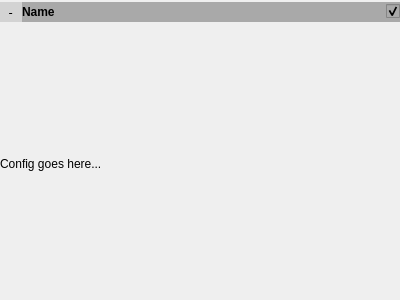
ros2-gbp/mapviz-release, file mapviz/ui/configitem.ui: the form before one commit.
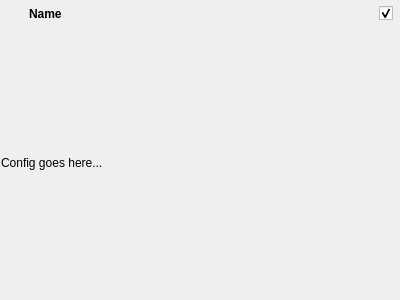
The form after the commit. Custom widgets are drawn as their Qt base class.

The edit to the form file:
```diff
--- a/mapviz/ui/configitem.ui
+++ b/mapviz/ui/configitem.ui
@@ -20,17 +20,20 @@
    <string>Form</string>
   </property>
   <layout class="QVBoxLayout" name="verticalLayout">
+   <property name="spacing">
+    <number>0</number>
+   </property>
    <property name="leftMargin">
-    <number>0</number>
+    <number>1</number>
    </property>
    <property name="topMargin">
-    <number>2</number>
+    <number>1</number>
    </property>
    <property name="rightMargin">
-    <number>0</number>
+    <number>1</number>
    </property>
    <property name="bottomMargin">
-    <number>0</number>
+    <number>1</number>
    </property>
    <item>
     <widget class="mapviz::DoubleClickWidget" name="header" native="true">
@@ -40,574 +43,44 @@
        <verstretch>0</verstretch>
       </sizepolicy>
      </property>
-     <property name="palette">
-      <palette>
-       <active>
-        <colorrole role="WindowText">
-         <brush brushstyle="SolidPattern">
-          <color alpha="255">
-           <red>0</red>
-           <green>0</green>
-           <blue>0</blue>
-          </color>
-         </brush>
-        </colorrole>
-        <colorrole role="Button">
-         <brush brushstyle="SolidPattern">
-          <color alpha="255">
-           <red>169</red>
-           <green>169</green>
-           <blue>169</blue>
-          </color>
-         </brush>
-        </colorrole>
-        <colorrole role="Light">
-         <brush brushstyle="SolidPattern">
-          <color alpha="255">
-           <red>234</red>
-           <green>230</green>
-           <blue>222</blue>
-          </color>
-         </brush>
-        </colorrole>
-        <colorrole role="Midlight">
-         <brush brushstyle="SolidPattern">
-          <color alpha="255">
-           <red>195</red>
-           <green>191</green>
-           <blue>185</blue>
-          </color>
-         </brush>
-        </colorrole>
-        <colorrole role="Dark">
-         <brush brushstyle="SolidPattern">
-          <color alpha="255">
-           <red>78</red>
-           <green>76</green>
-           <blue>74</blue>
-          </color>
-         </brush>
-        </colorrole>
-        <colorrole role="Mid">
-         <brush brushstyle="SolidPattern">
-          <color alpha="255">
-           <red>104</red>
-           <green>102</green>
-           <blue>99</blue>
-          </color>
-         </brush>
-        </colorrole>
-        <colorrole role="Text">
-         <brush brushstyle="SolidPattern">
-          <color alpha="255">
-           <red>0</red>
-           <green>0</green>
-           <blue>0</blue>
-          </color>
-         </brush>
-        </colorrole>
-        <colorrole role="BrightText">
-         <brush brushstyle="SolidPattern">
-          <color alpha="255">
-           <red>255</red>
-           <green>255</green>
-           <blue>255</blue>
-          </color>
-         </brush>
-        </colorrole>
-        <colorrole role="ButtonText">
-         <brush brushstyle="SolidPattern">
-          <color alpha="255">
-           <red>0</red>
-           <green>0</green>
-           <blue>0</blue>
-          </color>
-         </brush>
-        </colorrole>
-        <colorrole role="Base">
-         <brush brushstyle="SolidPattern">
-          <color alpha="255">
-           <red>169</red>
-           <green>169</green>
-           <blue>169</blue>
-          </color>
-         </brush>
-        </colorrole>
-        <colorrole role="Window">
-         <brush brushstyle="SolidPattern">
-          <color alpha="255">
-           <red>169</red>
-           <green>169</green>
-           <blue>169</blue>
-          </color>
-         </brush>
-        </colorrole>
-        <colorrole role="Shadow">
-         <brush brushstyle="SolidPattern">
-          <color alpha="255">
-           <red>0</red>
-           <green>0</green>
-           <blue>0</blue>
-          </color>
-         </brush>
-        </colorrole>
-        <colorrole role="AlternateBase">
-         <brush brushstyle="SolidPattern">
-          <color alpha="255">
-           <red>205</red>
-           <green>204</green>
-           <blue>201</blue>
-          </color>
-         </brush>
-        </colorrole>
-        <colorrole role="ToolTipBase">
-         <brush brushstyle="SolidPattern">
-          <color alpha="255">
-           <red>255</red>
-           <green>255</green>
-           <blue>220</blue>
-          </color>
-         </brush>
-        </colorrole>
-        <colorrole role="ToolTipText">
-         <brush brushstyle="SolidPattern">
-          <color alpha="255">
-           <red>0</red>
-           <green>0</green>
-           <blue>0</blue>
-          </color>
-         </brush>
-        </colorrole>
-       </active>
-       <inactive>
-        <colorrole role="WindowText">
-         <brush brushstyle="SolidPattern">
-          <color alpha="255">
-           <red>0</red>
-           <green>0</green>
-           <blue>0</blue>
-          </color>
-         </brush>
-        </colorrole>
-        <colorrole role="Button">
-         <brush brushstyle="SolidPattern">
-          <color alpha="255">
-           <red>169</red>
-           <green>169</green>
-           <blue>169</blue>
-          </color>
-         </brush>
-        </colorrole>
-        <colorrole role="Light">
-         <brush brushstyle="SolidPattern">
-          <color alpha="255">
-           <red>234</red>
-           <green>230</green>
-           <blue>222</blue>
-          </color>
-         </brush>
-        </colorrole>
-        <colorrole role="Midlight">
-         <brush brushstyle="SolidPattern">
-          <color alpha="255">
-           <red>195</red>
-           <green>191</green>
-           <blue>185</blue>
-          </color>
-         </brush>
-        </colorrole>
-        <colorrole role="Dark">
-         <brush brushstyle="SolidPattern">
-          <color alpha="255">
-           <red>78</red>
-           <green>76</green>
-           <blue>74</blue>
-          </color>
-         </brush>
-        </colorrole>
-        <colorrole role="Mid">
-         <brush brushstyle="SolidPattern">
-          <color alpha="255">
-           <red>104</red>
-           <green>102</green>
-           <blue>99</blue>
-          </color>
-         </brush>
-        </colorrole>
-        <colorrole role="Text">
-         <brush brushstyle="SolidPattern">
-          <color alpha="255">
-           <red>0</red>
-           <green>0</green>
-           <blue>0</blue>
-          </color>
-         </brush>
-        </colorrole>
-        <colorrole role="BrightText">
-         <brush brushstyle="SolidPattern">
-          <color alpha="255">
-           <red>255</red>
-           <green>255</green>
-           <blue>255</blue>
-          </color>
-         </brush>
-        </colorrole>
-        <colorrole role="ButtonText">
-         <brush brushstyle="SolidPattern">
-          <color alpha="255">
-           <red>0</red>
-           <green>0</green>
-           <blue>0</blue>
-          </color>
-         </brush>
-        </colorrole>
-        <colorrole role="Base">
-         <brush brushstyle="SolidPattern">
-          <color alpha="255">
-           <red>169</red>
-           <green>169</green>
-           <blue>169</blue>
-          </color>
-         </brush>
-        </colorrole>
-        <colorrole role="Window">
-         <brush brushstyle="SolidPattern">
-          <color alpha="255">
-           <red>169</red>
-           <green>169</green>
-           <blue>169</blue>
-          </color>
-         </brush>
-        </colorrole>
-        <colorrole role="Shadow">
-         <brush brushstyle="SolidPattern">
-          <color alpha="255">
-           <red>0</red>
-           <green>0</green>
-           <blue>0</blue>
-          </color>
-         </brush>
-        </colorrole>
-        <colorrole role="AlternateBase">
-         <brush brushstyle="SolidPattern">
-          <color alpha="255">
-           <red>205</red>
-           <green>204</green>
-           <blue>201</blue>
-          </color>
-         </brush>
-        </colorrole>
-        <colorrole role="ToolTipBase">
-         <brush brushstyle="SolidPattern">
-          <color alpha="255">
-           <red>255</red>
-           <green>255</green>
-           <blue>220</blue>
-          </color>
-         </brush>
-        </colorrole>
-        <colorrole role="ToolTipText">
-         <brush brushstyle="SolidPattern">
-          <color alpha="255">
-           <red>0</red>
-           <green>0</green>
-           <blue>0</blue>
-          </color>
-         </brush>
-        </colorrole>
-       </inactive>
-       <disabled>
-        <colorrole role="WindowText">
-         <brush brushstyle="SolidPattern">
-          <color alpha="255">
-           <red>78</red>
-           <green>76</green>
-           <blue>74</blue>
-          </color>
-         </brush>
-        </colorrole>
-        <colorrole role="Button">
-         <brush brushstyle="SolidPattern">
-          <color alpha="255">
-           <red>169</red>
-           <green>169</green>
-           <blue>169</blue>
-          </color>
-         </brush>
-        </colorrole>
-        <colorrole role="Light">
-         <brush brushstyle="SolidPattern">
-          <color alpha="255">
-           <red>234</red>
-           <green>230</green>
-           <blue>222</blue>
-          </color>
-         </brush>
-        </colorrole>
-        <colorrole role="Midlight">
-         <brush brushstyle="SolidPattern">
-          <color alpha="255">
-           <red>195</red>
-           <green>191</green>
-           <blue>185</blue>
-          </color>
-         </brush>
-        </colorrole>
-        <colorrole role="Dark">
-         <brush brushstyle="SolidPattern">
-          <color alpha="255">
-           <red>78</red>
-           <green>76</green>
-           <blue>74</blue>
-          </color>
-         </brush>
-        </colorrole>
-        <colorrole role="Mid">
-         <brush brushstyle="SolidPattern">
-          <color alpha="255">
-           <red>104</red>
-           <green>102</green>
-           <blue>99</blue>
-          </color>
-         </brush>
-        </colorrole>
-        <colorrole role="Text">
-         <brush brushstyle="SolidPattern">
-          <color alpha="255">
-           <red>78</red>
-           <green>76</green>
-           <blue>74</blue>
-          </color>
-         </brush>
-        </colorrole>
-        <colorrole role="BrightText">
-         <brush brushstyle="SolidPattern">
-          <color alpha="255">
-           <red>255</red>
-           <green>255</green>
-           <blue>255</blue>
-          </color>
-         </brush>
-        </colorrole>
-        <colorrole role="ButtonText">
-         <brush brushstyle="SolidPattern">
-          <color alpha="255">
-           <red>78</red>
-           <green>76</green>
-           <blue>74</blue>
-          </color>
-         </brush>
-        </colorrole>
-        <colorrole role="Base">
-         <brush brushstyle="SolidPattern">
-          <color alpha="255">
-           <red>169</red>
-           <green>169</green>
-           <blue>169</blue>
-          </color>
-         </brush>
-        </colorrole>
-        <colorrole role="Window">
-         <brush brushstyle="SolidPattern">
-          <color alpha="255">
-           <red>169</red>
-           <green>169</green>
-           <blue>169</blue>
-          </color>
-         </brush>
-        </colorrole>
-        <colorrole role="Shadow">
-         <brush brushstyle="SolidPattern">
-          <color alpha="255">
-           <red>0</red>
-           <green>0</green>
-           <blue>0</blue>
-          </color>
-         </brush>
-        </colorrole>
-        <colorrole role="AlternateBase">
-         <brush brushstyle="SolidPattern">
-          <color alpha="255">
-           <red>156</red>
-           <green>153</green>
-           <blue>148</blue>
-          </color>
-         </brush>
-        </colorrole>
-        <colorrole role="ToolTipBase">
-         <brush brushstyle="SolidPattern">
-          <color alpha="255">
-           <red>255</red>
-           <green>255</green>
-           <blue>220</blue>
-          </color>
-         </brush>
-        </colorrole>
-        <colorrole role="ToolTipText">
-         <brush brushstyle="SolidPattern">
-          <color alpha="255">
-           <red>0</red>
-           <green>0</green>
-           <blue>0</blue>
-          </color>
-         </brush>
-        </colorrole>
-       </disabled>
-      </palette>
-     </property>
-     <property name="styleSheet">
-      <string notr="true">QWidget { background-color : DarkGray ;}</string>
-     </property>
      <layout class="QHBoxLayout" name="horizontalLayout">
       <property name="spacing">
-       <number>0</number>
-      </property>
-      <property name="sizeConstraint">
-       <enum>QLayout::SetDefaultConstraint</enum>
+       <number>4</number>
       </property>
       <property name="leftMargin">
-       <number>0</number>
+       <number>4</number>
       </property>
       <property name="topMargin">
-       <number>0</number>
+       <number>3</number>
       </property>
       <property name="rightMargin">
-       <number>0</number>
+       <number>6</number>
       </property>
       <property name="bottomMargin">
-       <number>0</number>
+       <number>3</number>
       </property>
       <item>
        <widget class="mapviz::SingleClickLabel" name="signlabel">
-        <property name="palette">
-         <palette>
-          <active>
-           <colorrole role="Button">
-            <brush brushstyle="SolidPattern">
-             <color alpha="255">
-              <red>211</red>
-              <green>211</green>
-              <blue>211</blue>
-             </color>
-            </brush>
-           </colorrole>
-           <colorrole role="Light">
-            <brush brushstyle="SolidPattern">
-             <color alpha="255">
-              <red>162</red>
-              <green>159</green>
-              <blue>154</blue>
-             </color>
-            </brush>
-           </colorrole>
-           <colorrole role="Base">
-            <brush brushstyle="SolidPattern">
-             <color alpha="255">
-              <red>211</red>
-              <green>211</green>
-              <blue>211</blue>
-             </color>
-            </brush>
-           </colorrole>
-           <colorrole role="Window">
-            <brush brushstyle="SolidPattern">
-             <color alpha="255">
-              <red>211</red>
-              <green>211</green>
-              <blue>211</blue>
-             </color>
-            </brush>
-           </colorrole>
-          </active>
-          <inactive>
-           <colorrole role="Button">
-            <brush brushstyle="SolidPattern">
-             <color alpha="255">
-              <red>211</red>
-              <green>211</green>
-              <blue>211</blue>
-             </color>
-            </brush>
-           </colorrole>
-           <colorrole role="Light">
-            <brush brushstyle="SolidPattern">
-             <color alpha="255">
-              <red>162</red>
-              <green>159</green>
-              <blue>154</blue>
-             </color>
-            </brush>
-           </colorrole>
-           <colorrole role="Base">
-            <brush brushstyle="SolidPattern">
-             <color alpha="255">
-              <red>211</red>
-              <green>211</green>
-              <blue>211</blue>
-             </color>
-            </brush>
-           </colorrole>
-           <colorrole role="Window">
-            <brush brushstyle="SolidPattern">
-             <color alpha="255">
-              <red>211</red>
-              <green>211</green>
-              <blue>211</blue>
-             </color>
-            </brush>
-           </colorrole>
-          </inactive>
-          <disabled>
-           <colorrole role="Button">
-            <brush brushstyle="SolidPattern">
-             <color alpha="255">
-              <red>211</red>
-              <green>211</green>
-              <blue>211</blue>
-             </color>
-            </brush>
-           </colorrole>
-           <colorrole role="Light">
-            <brush brushstyle="SolidPattern">
-             <color alpha="255">
-              <red>162</red>
-              <green>159</green>
-              <blue>154</blue>
-             </color>
-            </brush>
-           </colorrole>
-           <colorrole role="Base">
-            <brush brushstyle="SolidPattern">
-             <color alpha="255">
-              <red>211</red>
-              <green>211</green>
-              <blue>211</blue>
-             </color>
-            </brush>
-           </colorrole>
-           <colorrole role="Window">
-            <brush brushstyle="SolidPattern">
-             <color alpha="255">
-              <red>211</red>
-              <green>211</green>
-              <blue>211</blue>
-             </color>
-            </brush>
-           </colorrole>
-          </disabled>
-         </palette>
+        <property name="minimumSize">
+         <size>
+          <width>20</width>
+          <height>20</height>
+         </size>
         </property>
-        <property name="font">
-         <font>
-          <family>DejaVu Sans Mono</family>
-          <pointsize>9</pointsize>
-         </font>
+        <property name="maximumSize">
+         <size>
+          <width>20</width>
+          <height>20</height>
+         </size>
         </property>
-        <property name="styleSheet">
-         <string notr="true">QLabel { background-color : LightGray ; }</string>
+        <property name="toolTip">
+         <string>Collapse or expand this display's settings</string>
         </property>
         <property name="text">
-         <string> - </string>
+         <string/>
+        </property>
+        <property name="alignment">
+         <set>Qt::AlignCenter</set>
         </property>
        </widget>
       </item>
@@ -627,9 +100,6 @@
         </property>
         <property name="font">
          <font>
-          <family>Ubuntu</family>
-          <pointsize>9</pointsize>
-          <weight>75</weight>
           <bold>true</bold>
          </font>
         </property>
@@ -662,11 +132,8 @@
           <verstretch>0</verstretch>
          </sizepolicy>
         </property>
-        <property name="maximumSize">
-         <size>
-          <width>20</width>
-          <height>16777215</height>
-         </size>
+        <property name="toolTip">
+         <string>Show or hide this display</string>
         </property>
         <property name="text">
          <string/>
```
